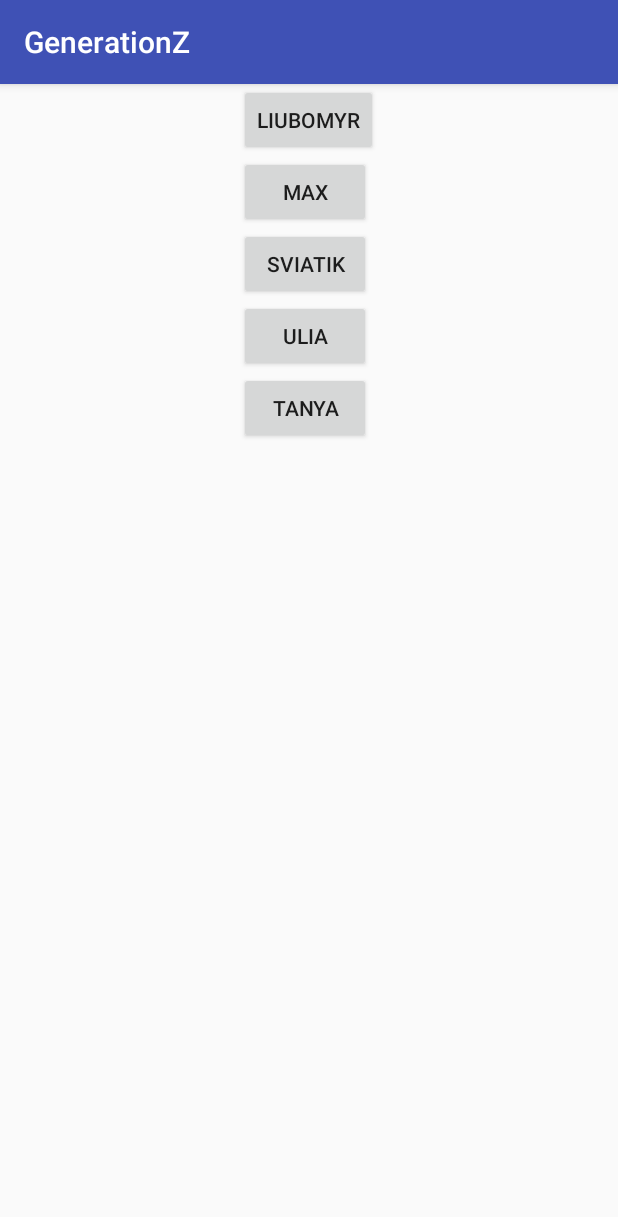
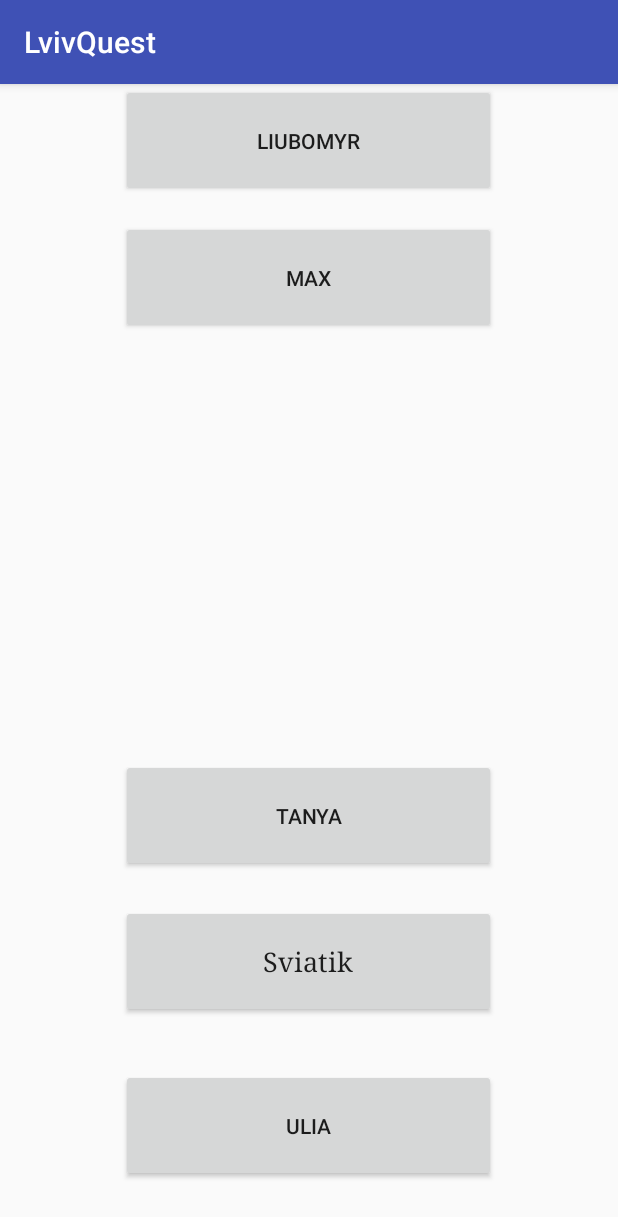
Before and after one commit to GenerationZ11/GenerZ, an Android app: the screen it shows after launch (MainActivity), on a phone screen of 412 x 824 dp. Shown: the top 1217 px of the screen. Run offline under Robolectric (Android 15) with nearby library versions, the phone set to English and light mode, and no system bars.

Commit message:
Fixed some mistakes.
Fixed some mistakes , and renamed Buttons ID.

```diff
--- a/app/src/main/res/layout/activity_main.xml
+++ b/app/src/main/res/layout/activity_main.xml
@@ -7,45 +7,54 @@
     tools:context="iot.generationZ.lvivQuest.MainActivity">
 
     <Button
-        android:id="@+id/button"
-        android:layout_width="wrap_content"
-        android:layout_height="wrap_content"
+        android:id="@+id/Liuba"
+        android:layout_width="250dp"
+        android:layout_height="75dp"
         android:layout_alignParentTop="true"
         android:layout_centerHorizontal="true"
-        android:text="Liubomyr"
+        android:text="@string/Liubomyr"
         tools:layout_editor_absoluteX="147dp"
         tools:layout_editor_absoluteY="0dp" />
 
     <Button
-        android:id="@+id/button2"
-        android:layout_width="wrap_content"
-        android:layout_height="wrap_content"
-        android:layout_alignStart="@+id/button"
-        android:layout_below="@+id/button"
-        android:text="Max" />
+        android:id="@+id/Max"
+        android:layout_width="250dp"
+        android:layout_height="75dp"
+        android:layout_alignStart="@+id/Liuba"
+        android:layout_below="@+id/Liuba"
+        android:layout_marginTop="16dp"
+        android:text="@string/Max" />
 
     <Button
-        android:id="@+id/button3"
-        android:layout_width="wrap_content"
-        android:layout_height="wrap_content"
-        android:layout_alignStart="@+id/button2"
-        android:layout_below="@+id/button2"
-        android:text="Sviatik" />
+        android:id="@+id/SV"
+        android:layout_width="250dp"
+        android:layout_height="75dp"
+        android:layout_above="@+id/Ulia"
+        android:layout_alignStart="@+id/Tanya"
+        android:layout_marginBottom="34dp"
+        android:fontFamily="serif"
+        android:text="@string/Sviatik"
+
+        android:textAllCaps="false"
+        android:textSize="18sp"
+        tools:text="@string/Sviatik" />
 
     <Button
-        android:id="@+id/button4"
-        android:layout_width="wrap_content"
-        android:layout_height="wrap_content"
-        android:layout_alignStart="@+id/button3"
-        android:layout_below="@+id/button3"
-        android:text="Ulia" />
+        android:id="@+id/Ulia"
+        android:layout_width="250dp"
+        android:layout_height="75dp"
+        android:layout_alignParentBottom="true"
+        android:layout_alignStart="@+id/SV"
+        android:layout_marginBottom="36dp"
+        android:text="@string/Ulia" />
 
     <Button
-        android:id="@+id/button5"
-        android:layout_width="wrap_content"
-        android:layout_height="wrap_content"
-        android:layout_alignStart="@+id/button4"
-        android:layout_below="@+id/button4"
-        android:text="Tanya" />
+        android:id="@+id/Tanya"
+        android:layout_width="250dp"
+        android:layout_height="75dp"
+        android:layout_above="@+id/SV"
+        android:layout_alignStart="@+id/Max"
+        android:layout_marginBottom="22dp"
+        android:text="@string/Tanya" />
 
 </RelativeLayout>
--- a/app/src/main/res/values/strings.xml
+++ b/app/src/main/res/values/strings.xml
@@ -1,3 +1,9 @@
 <resources>
-    <string name="app_name">GenerationZ</string>
+    <string name="app_name">LvivQuest</string>
+    <string name="Liubomyr">Liubomyr</string>
+    <string name="Max">Max</string>
+    <string name="Sviatik">Sviatik</string>
+    <string name="Ulia">Ulia</string>
+    <string name="Tanya">Tanya</string>
+
 </resources>
```
